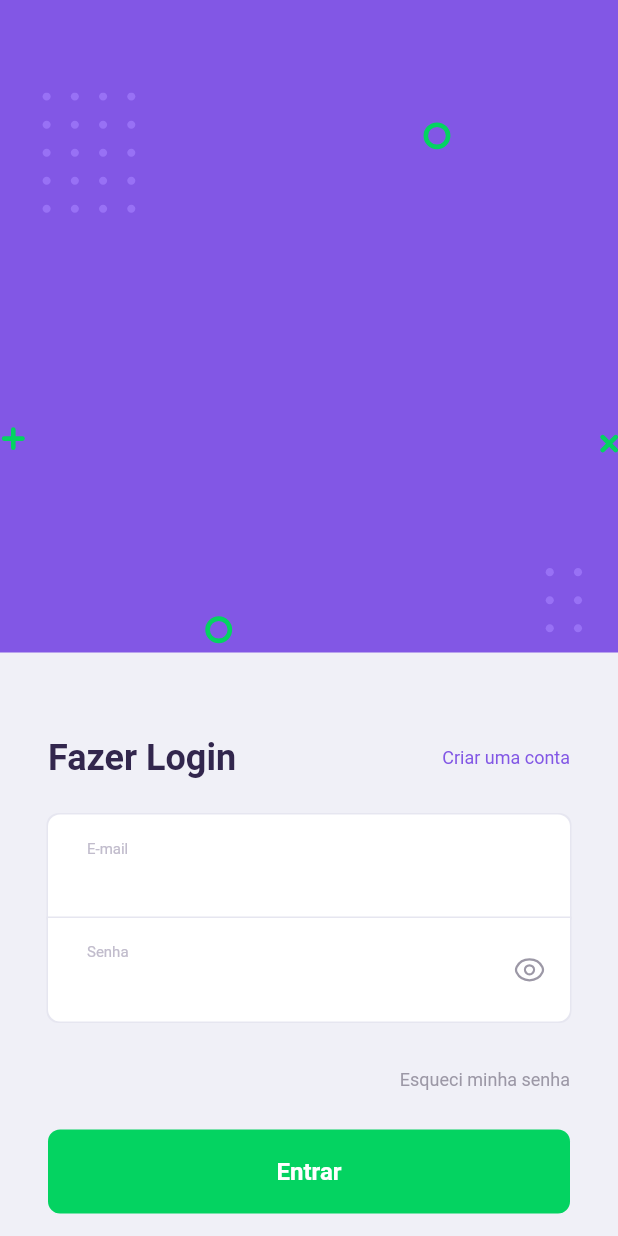
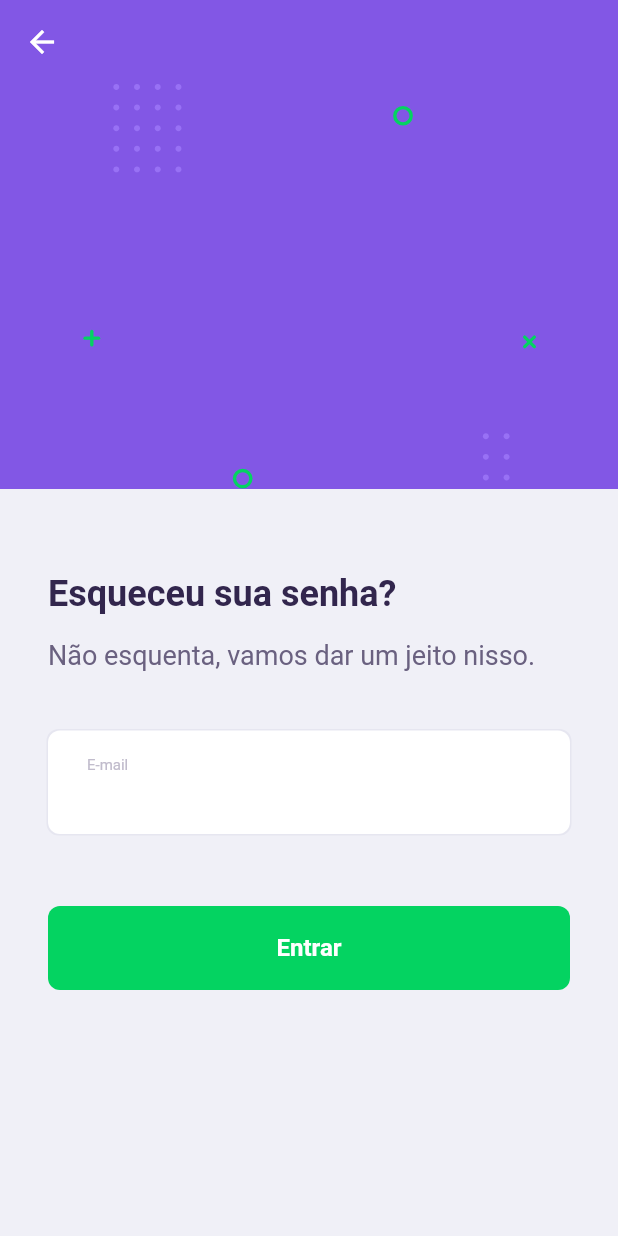
Before and after one commit to Jhonmt-cpu/techtag, a Flutter app: the screen it shows after launch, after a tap on "Esqueci minha senha", on a phone screen of 412 x 824 dp. Run offline on Flutter 3.47's test engine with Material 2 defaults, Android fonts, the phone set to English and light mode, and no system bars; our stand-ins replace cached_network_image, carousel_slider, dio, flutter_svg, get, hive; accounts and stored records are empty; network calls fail.

Commit message:
ForgotPassword pronta

```diff
--- /dev/null
+++ b/lib/app/modules/forgotPassword/bindings/forgotPassword_binding.dart
@@ -0,0 +1,12 @@
+import 'package:get/get.dart';
+
+import '../controllers/forgotPassword_controller.dart';
+
+class ForgotPasswordBinding extends Bindings {
+  @override
+  void dependencies() {
+    Get.lazyPut<ForgotPasswordController>(
+      () => ForgotPasswordController(),
+    );
+  }
+}
--- /dev/null
+++ b/lib/app/modules/forgotPassword/views/forgotPassword_view.dart
@@ -0,0 +1,105 @@
+import 'package:flutter/material.dart';
+import 'package:flutter/services.dart';
+import 'package:flutter_svg/svg.dart';
+
+import 'package:get/get.dart';
+import 'package:techtag/app/components/button.dart';
+import 'package:techtag/app/components/complex_text_input.dart';
+import 'package:techtag/app/components/progress_overlay.dart';
+import 'package:techtag/app/routes/app_pages.dart';
+import 'package:techtag/app/values/app_colors.dart';
+import 'package:techtag/app/values/app_strings.dart';
+
+import '../controllers/forgotPassword_controller.dart';
+
+class ForgotPasswordView extends GetView<ForgotPasswordController> {
+  const ForgotPasswordView({Key? key}) : super(key: key);
+  @override
+  Widget build(BuildContext context) {
+    return Stack(
+      children: [
+        Scaffold(
+          appBar: AppBar(
+            elevation: 0,
+            backgroundColor: AppColors.purple,
+          ),
+          backgroundColor: AppColors.background,
+          body: ListView(
+            children: [
+              Container(
+                height: 270,
+                width: Get.width,
+                color: AppColors.purple,
+                child: SvgPicture.asset(
+                  "assets/icons/backgroundLogin.svg",
+                ),
+              ),
+              Padding(
+                padding: const EdgeInsets.only(
+                  top: 56,
+                  right: 32,
+                  left: 32,
+                  bottom: 30,
+                ),
+                child: Column(
+                  crossAxisAlignment: CrossAxisAlignment.start,
+                  children: [
+                    const Text(
+                      AppStrings.forgot,
+                      style: TextStyle(
+                        fontSize: 24,
+                        fontWeight: FontWeight.w600,
+                        color: AppColors.titles,
+                      ),
+                    ),
+                    const SizedBox(
+                      height: 16,
+                    ),
+                    const Text(
+                      AppStrings.textForgot,
+                      style: TextStyle(
+                        fontSize: 18,
+                        fontWeight: FontWeight.w400,
+                        color: AppColors.base,
+                      ),                   ),
+                    const SizedBox(
+                      height: 40,
+                    ),
+                    Obx(
+                      () => ComplexTextInput(
+                        labelText: AppStrings.labelEmail,
+                        roundBordersTop: true,
+                        roundBordersBottom: true,
+                        textEditingController: controller.emailController,
+                        errorText: controller.emailError.value,
+                        keyboardType: TextInputType.emailAddress,
+                        inputFormatters: [
+                          FilteringTextInputFormatter(RegExp('[a-z0-9@.+_-]'), allow: true),
+                          FilteringTextInputFormatter.singleLineFormatter,
+                        ],
+                        onChanged: (text) => controller.checkEmail(text),
+                      ),
+                    ),
+                    const Align(
+                      alignment: Alignment.centerRight,
+                      child: Padding(
+                        padding:  EdgeInsets.symmetric(vertical: 24),
+                      ),
+                    ),
+                    Button(
+                      enable: true,
+                      backgroundColor: AppColors.green,
+                      text: AppStrings.getIn,
+                      onTap: () => controller.forgot(),
+                    ),
+                  ],
+                ),
+              )
+            ],
+          ),
+        ),
+        Obx(() => controller.isLoading.value ? const ProgressOverlay() : const SizedBox()),
+      ],
+    );
+  }
+}
--- a/lib/app/modules/login/views/login_view.dart
+++ b/lib/app/modules/login/views/login_view.dart
@@ -105,7 +105,7 @@ class LoginView extends GetView<LoginController> {
                         padding: const EdgeInsets.symmetric(vertical: 24),
                         child: GestureDetector(
                           onTap: () {
-                            print("oie");
+                            Get.toNamed(Routes.FORGOT);
                           },
                           child: const Text(
                             AppStrings.forgotPassword,
--- a/lib/app/routes/app_pages.dart
+++ b/lib/app/routes/app_pages.dart
@@ -1,5 +1,7 @@
 import 'package:get/get.dart';
 
+import '../modules/forgotPassword/bindings/forgotPassword_binding.dart';
+import '../modules/forgotPassword/views/forgotPassword_view.dart';
 import '../modules/home/bindings/home_binding.dart';
 import '../modules/home/views/home_view.dart';
 import '../modules/login/bindings/login_binding.dart';
@@ -37,5 +39,10 @@ class AppPages {
       page: () => const RegisterView(),
       binding: RegisterBinding(),
     ),
+     GetPage(
+      name: _Paths.FORGOT,
+      page: () => const ForgotPasswordView(),
+      binding: ForgotPasswordBinding(),
+    ),
   ];
 }
--- a/lib/app/routes/app_routes.dart
+++ b/lib/app/routes/app_routes.dart
@@ -7,6 +7,7 @@ abstract class Routes {
   static const LOGIN = _Paths.LOGIN;
   static const SPLASH = _Paths.SPLASH;
   static const REGISTER = _Paths.REGISTER;
+  static const FORGOT = _Paths.FORGOT;
 }
 
 abstract class _Paths {
@@ -15,4 +16,5 @@ abstract class _Paths {
   static const LOGIN = '/login';
   static const SPLASH = '/splash';
   static const REGISTER = '/register';
+  static const FORGOT = '/forgotPassword';
 }
--- a/lib/app/values/app_strings.dart
+++ b/lib/app/values/app_strings.dart
@@ -4,6 +4,8 @@ class AppStrings {
 
   //Login
   static const String login = "Fazer Login";
+  static const String forgot = "Esqueceu sua senha?";
+  static const String textForgot = "Não esquenta, vamos dar um jeito nisso.";
   static const String createAccount = "Criar uma conta";
   static const String labelEmail = "E-mail";
   static const String labelPassword = "Senha";
```
Also changed, not shown: lib/app/data/provider/api.dart (+11 -0 lines), lib/app/data/repositories/users_repository.dart (+9 -0 lines), lib/app/modules/forgotPassword/controllers/forgotPassword_controller.dart (added, +78 -0 lines).
